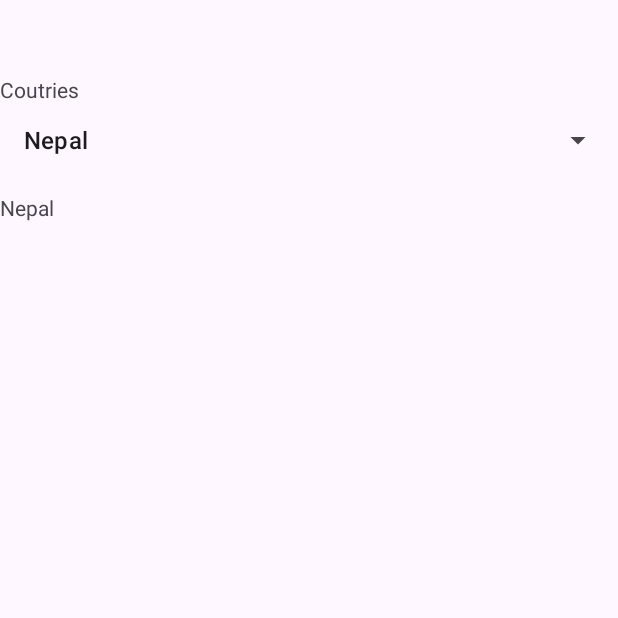
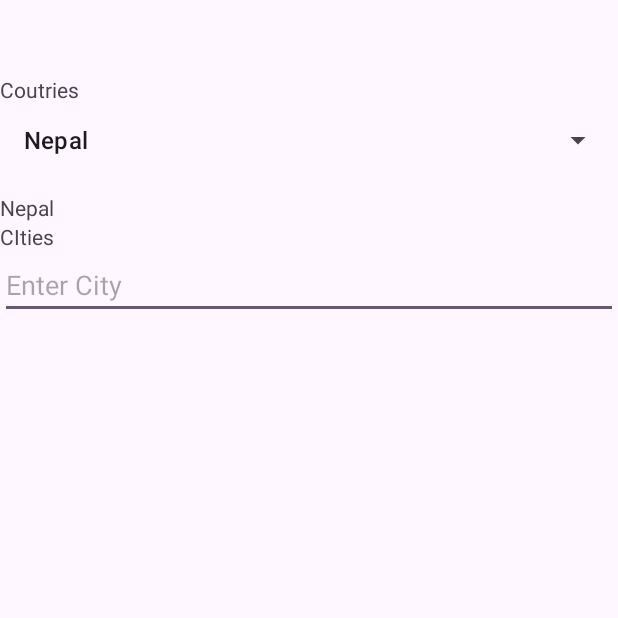
Before and after one commit to Sanskriti-Khanal/Kotlin_practice, an Android app: the spinnerActivity screen opened directly, with no data from a screen before it, on a phone screen of 412 x 824 dp, the top half of it. Run offline under Robolectric (Android 15) with nearby library versions, the phone set to English and light mode, and no system bars.

Commit message:
Autocomplete-searchdropdown

```diff
--- a/app/src/main/java/com/example/week1/spinnerActivity.kt
+++ b/app/src/main/java/com/example/week1/spinnerActivity.kt
@@ -4,6 +4,7 @@ import android.os.Bundle
 import android.view.View
 import android.widget.AdapterView
 import android.widget.ArrayAdapter
+import android.widget.AutoCompleteTextView
 import android.widget.Spinner
 import android.widget.TextView
 import androidx.activity.enableEdgeToEdge
@@ -14,15 +15,29 @@ import androidx.core.view.WindowInsetsCompat
 class spinnerActivity : AppCompatActivity(),AdapterView.OnItemSelectedListener{
     lateinit var spinner: Spinner
     lateinit var textView: TextView
+    lateinit var autoCompleteTextView: AutoCompleteTextView
 
 
     var countries = arrayOf("Nepal","China","Bhutan","Pakistan","Canada","India","Australia")
+    var cities = arrayOf("Kathamandu","Bhaktapur","lalitpur","Kritipur","Kanchanpur")
+
     override fun onCreate(savedInstanceState: Bundle?) {
         super.onCreate(savedInstanceState)
         enableEdgeToEdge()
         setContentView(R.layout.activity_spinner)
         spinner = findViewById(R.id.spinner)
         textView = findViewById(R.id.displaySpinner)
+        autoCompleteTextView = findViewById(R.id.autoCompleteTextView2)
+
+        val autoAdapter = ArrayAdapter(
+            this@spinnerActivity,
+            android.R.layout.simple_list_item_1,
+            cities
+
+        )
+
+        autoCompleteTextView.setAdapter(autoAdapter)
+        autoCompleteTextView.threshold=2
 
         val adapter = ArrayAdapter(
             this@spinnerActivity,
--- a/app/src/main/res/layout/activity_spinner.xml
+++ b/app/src/main/res/layout/activity_spinner.xml
@@ -28,6 +28,17 @@
         android:layout_width="wrap_content"
         android:layout_height="wrap_content"
         android:layout_marginTop="11dp"
-        android:layout_marginBottom="589dp"
         android:text="The selected coutry is:" />
+
+    <TextView
+        android:id="@+id/textView10"
+        android:layout_width="match_parent"
+        android:layout_height="wrap_content"
+        android:text="CIties" />
+
+    <AutoCompleteTextView
+        android:id="@+id/autoCompleteTextView2"
+        android:layout_width="match_parent"
+        android:layout_height="wrap_content"
+        android:hint="Enter City" />
 </LinearLayout>
```
